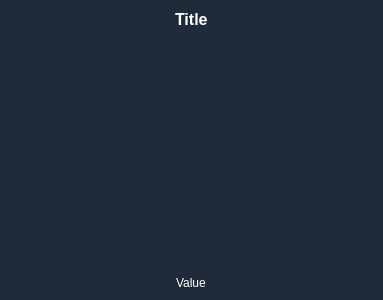
The window that dashboard/info/circlebar.ui (rahmanshaber/corebox) describes before a commit, drawn with Qt 5.
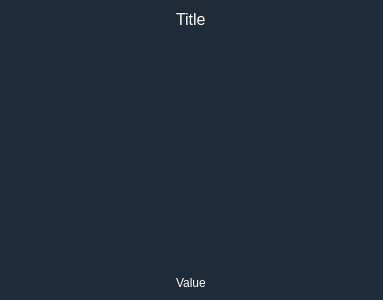
The same window after the commit.

Diff of the .ui file:
```diff
--- a/dashboard/info/circlebar.ui
+++ b/dashboard/info/circlebar.ui
@@ -84,8 +84,8 @@
         <property name="font">
          <font>
           <pointsize>12</pointsize>
-          <weight>75</weight>
-          <bold>true</bold>
+          <weight>50</weight>
+          <bold>false</bold>
          </font>
         </property>
         <property name="styleSheet">
```
